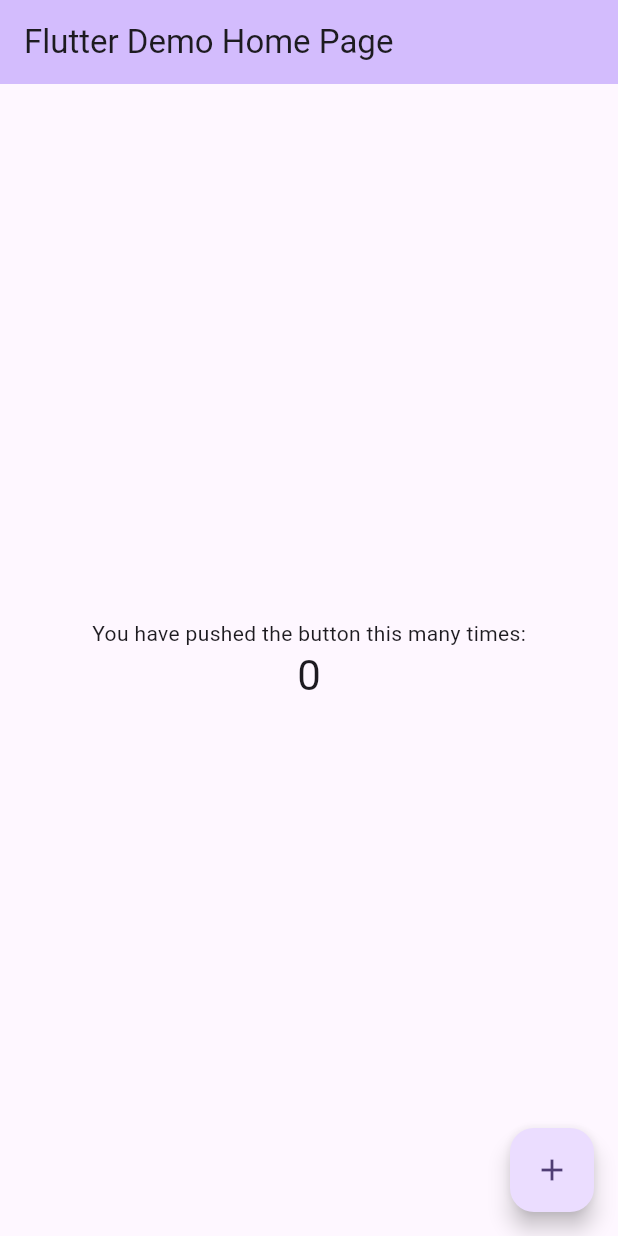
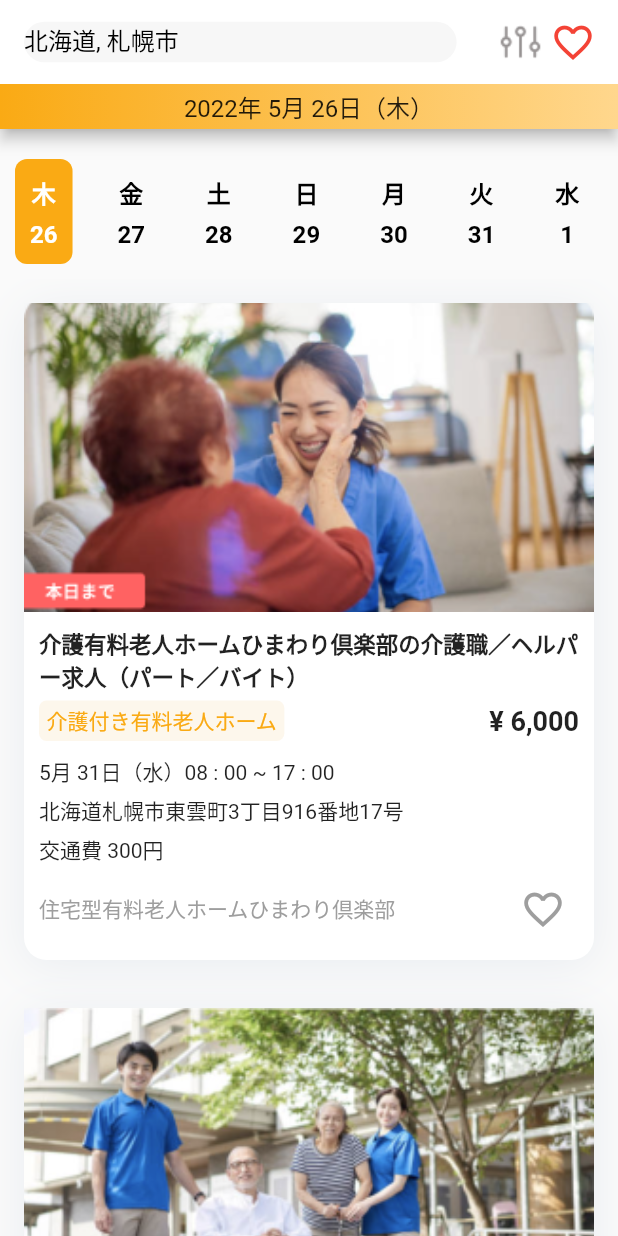
Before and after one commit to Athulprakash02/jiitak, a Flutter app: the screen it shows after launch, on a phone screen of 412 x 824 dp. Run offline on Flutter 3.47's test engine with Material 2 defaults, Android fonts, the phone set to English and light mode, and no system bars.

Commit message:
homePage almost done

```diff
--- /dev/null
+++ b/lib/core/constants.dart
@@ -0,0 +1,73 @@
+import 'package:flutter/material.dart';
+
+const Color kRedColor = Colors.red;
+const Color kBlackColor = Colors.black;
+const Color kWhiteColor = Colors.white;
+
+final List weeksDays = [
+  '木',
+  '金',
+  '土',
+  '日',
+  '月',
+  '火',
+  '水',
+  '木',
+  '金',
+  '土',
+  '日',
+  '月',
+  '火',
+  '水',
+  '木',
+  '金',
+  '土',
+  '日',
+  '月',
+  '火',
+  '水',
+  '木',
+  '金',
+  '土',
+  '日',
+  '月',
+  '火',
+  '水',
+  '木',
+  '金',
+  '土',
+];
+
+final List days = [
+  '26',
+  '27',
+  '28',
+  '29',
+  '30',
+  '31',
+  '1',
+  '2',
+  '3',
+  '4',
+  '5',
+  '6',
+  '7',
+  '8',
+  '9',
+  '10',
+  '11',
+  '12',
+  '13',
+  '14',
+  '15',
+  '16',
+  '17',
+  '18',
+  '19',
+  '20',
+  '21',
+  '22',
+  '23',
+  '24',
+  '25'
+];
--- a/lib/main.dart
+++ b/lib/main.dart
@@ -1,125 +1,28 @@
 import 'package:flutter/material.dart';
+import 'package:jiitak/core/constants.dart';
+import 'package:jiitak/presentation/home.dart';
 
-void main() {
+void main(List<String> args) {
   runApp(const MyApp());
 }
 
 class MyApp extends StatelessWidget {
   const MyApp({super.key});
 
-  // This widget is the root of your application.
   @override
   Widget build(BuildContext context) {
     return MaterialApp(
-      title: 'Flutter Demo',
+
+      debugShowCheckedModeBanner: false,
       theme: ThemeData(
-        // This is the theme of your application.
-        //
-        // TRY THIS: Try running your application with "flutter run". You'll see
-        // the application has a blue toolbar. Then, without quitting the app,
-        // try changing the seedColor in the colorScheme below to Colors.green
-        // and then invoke "hot reload" (save your changes or press the "hot
-        // reload" button in a Flutter-supported IDE, or press "r" if you used
-        // the command line to start the app).
-        //
-        // Notice that the counter didn't reset back to zero; the application
-        // state is not lost during the reload. To reset the state, use hot
-        // restart instead.
-        //
-        // This works for code too, not just values: Most code changes can be
-        // tested with just a hot reload.
-        colorScheme: ColorScheme.fromSeed(seedColor: Colors.deepPurple),
-        useMaterial3: true,
+        scaffoldBackgroundColor:  Color(0xFFFAFAFA),
+        appBarTheme: const AppBarTheme(
+          backgroundColor: kWhiteColor,
+          titleTextStyle: TextStyle(color: kBlackColor,fontSize: 16)
+        )
       ),
-      home: const MyHomePage(title: 'Flutter Demo Home Page'),
+      home: const HomeScreen(),
+
     );
   }
 }
-
-class MyHomePage extends StatefulWidget {
-  const MyHomePage({super.key, required this.title});
-
-  // This widget is the home page of your application. It is stateful, meaning
-  // that it has a State object (defined below) that contains fields that affect
-  // how it looks.
-
-  // This class is the configuration for the state. It holds the values (in this
-  // case the title) provided by the parent (in this case the App widget) and
-  // used by the build method of the State. Fields in a Widget subclass are
-  // always marked "final".
-
-  final String title;
-
-  @override
-  State<MyHomePage> createState() => _MyHomePageState();
-}
-
-class _MyHomePageState extends State<MyHomePage> {
-  int _counter = 0;
-
-  void _incrementCounter() {
-    setState(() {
-      // This call to setState tells the Flutter framework that something has
-      // changed in this State, which causes it to rerun the build method below
-      // so that the display can reflect the updated values. If we changed
-      // _counter without calling setState(), then the build method would not be
-      // called again, and so nothing would appear to happen.
-      _counter++;
-    });
-  }
-
-  @override
-  Widget build(BuildContext context) {
-    // This method is rerun every time setState is called, for instance as done
-    // by the _incrementCounter method above.
-    //
-    // The Flutter framework has been optimized to make rerunning build methods
-    // fast, so that you can just rebuild anything that needs updating rather
-    // than having to individually change instances of widgets.
-    return Scaffold(
-      appBar: AppBar(
-        // TRY THIS: Try changing the color here to a specific color (to
-        // Colors.amber, perhaps?) and trigger a hot reload to see the AppBar
-        // change color while the other colors stay the same.
-        backgroundColor: Theme.of(context).colorScheme.inversePrimary,
-        // Here we take the value from the MyHomePage object that was created by
-        // the App.build method, and use it to set our appbar title.
-        title: Text(widget.title),
-      ),
-      body: Center(
-        // Center is a layout widget. It takes a single child and positions it
-        // in the middle of the parent.
-        child: Column(
-          // Column is also a layout widget. It takes a list of children and
-          // arranges them vertically. By default, it sizes itself to fit its
-          // children horizontally, and tries to be as tall as its parent.
-          //
-          // Column has various properties to control how it sizes itself and
-          // how it positions its children. Here we use mainAxisAlignment to
-          // center the children vertically; the main axis here is the vertical
-          // axis because Columns are vertical (the cross axis would be
-          // horizontal).
-          //
-          // TRY THIS: Invoke "debug painting" (choose the "Toggle Debug Paint"
-          // action in the IDE, or press "p" in the console), to see the
-          // wireframe for each widget.
-          mainAxisAlignment: MainAxisAlignment.center,
-          children: <Widget>[
-            const Text(
-              'You have pushed the button this many times:',
-            ),
-            Text(
-              '$_counter',
-              style: Theme.of(context).textTheme.headlineMedium,
-            ),
-          ],
-        ),
-      ),
-      floatingActionButton: FloatingActionButton(
-        onPressed: _incrementCounter,
-        tooltip: 'Increment',
-        child: const Icon(Icons.add),
-      ), // This trailing comma makes auto-formatting nicer for build methods.
-    );
-  }
-}
--- /dev/null
+++ b/lib/presentation/edit_store_profile.dart
@@ -0,0 +1,10 @@
+import 'package:flutter/material.dart';
+
+class EditStoreProfileScreen extends StatelessWidget {
+  const EditStoreProfileScreen({super.key});
+
+  @override
+  Widget build(BuildContext context) {
+    return const Placeholder();
+  }
+}
--- /dev/null
+++ b/lib/presentation/home.dart
@@ -0,0 +1,207 @@
+import 'package:flutter/material.dart';
+import 'package:jiitak/core/constants.dart';
+
+import 'widgets/days_tab.dart';
+
+class HomeScreen extends StatelessWidget {
+  const HomeScreen({super.key});
+
+  @override
+  Widget build(BuildContext context) {
+    Size size = MediaQuery.sizeOf(context);
+    EdgeInsets padding = MediaQuery.paddingOf(context);
+    return Scaffold(
+      appBar: AppBar(
+        title: Container(
+          width: size.width * .7,
+          height: 27,
+          decoration: BoxDecoration(
+              color: const Color(0xFFF7F7F7),
+              borderRadius: BorderRadius.circular(30)),
+          child: const Text('北海道, 札幌市'),
+        ),
+        actions: [
+          Container(
+            width: 30,
+            height: 20,
+            decoration: const BoxDecoration(
+                image: DecorationImage(
+                    image: AssetImage('assets/images/filter.png'))),
+          ),
+          const SizedBox(
+            width: 5,
+          ),
+          const Icon(
+            Icons.favorite_outline,
+            color: kRedColor,
+            size: 30,
+          ),
+          const SizedBox(
+            width: 15,
+          )
+        ],
+        bottom: PreferredSize(
+            preferredSize: const Size.fromHeight(30),
+            child: Container(
+              width: size.width,
+              height: 30,
+              decoration: const BoxDecoration(
+                gradient: LinearGradient(
+                    colors: [Color(0xFFFAAA14), Color(0xFFFFD78D)]),
+                // color: Colors.amberAccent
+              ),
+              child: const Center(
+                  child: Text(
+                '2022年 5月 26日（木）',
+                style: TextStyle(fontSize: 16),
+              )),
+            )),
+      ),
+      body: SafeArea(
+          child: ListView(
+        children: [
+          const SizedBox(
+            height: 10,
+          ),
+          SizedBox(
+            width: size.width,
+            height: 90,
+            child: ListView.builder(
+              scrollDirection: Axis.horizontal,
+              itemCount: days.length,
+              itemBuilder: (context, index) {
+                return DaysTab(index: index);
+              },
+            ),
+          ),
+          SizedBox(
+            width: size.width,
+            height: size.height,
+            child: ListView.builder(
+              itemCount: 5,
+              itemBuilder: (context, index) {
+                return Padding(
+                  padding: const EdgeInsets.all(16),
+                  child: Container(
+                    decoration: BoxDecoration(
+                      color: kWhiteColor,
+                      borderRadius: BorderRadius.circular(15),
+                      boxShadow: const [
+                        BoxShadow(
+                          color: Color(0x26889FBB),
+                          blurRadius: 25,
+                          offset: Offset(0, 4),
+                          spreadRadius: 0,
+                        )
+                      ],
+                    ),
+                    child: Column(
+                      crossAxisAlignment: CrossAxisAlignment.start,
+                      children: [
+                        Container(
+                          width: double.maxFinite,
+                          height: size.width * .5,
+                          decoration: BoxDecoration(
+                              // color: Colors.red,
+                              image: DecorationImage(
+                                  image: AssetImage('assets/images/$index.png'),
+                                  fit: BoxFit.cover)),
+                        ),
+                        Padding(
+                          padding: const EdgeInsets.all(10.0),
+                          child: Column(
+                            crossAxisAlignment: CrossAxisAlignment.start,
+                            children: [
+                              const SizedBox(
+                                  width: double.maxFinite,
+                                  child: Text(
+                                    '介護有料老人ホームひまわり倶楽部の介護職／ヘルパー求人（パート／バイト）',
+                                    style: TextStyle(
+                                        fontSize: 15,
+                                        fontWeight: FontWeight.bold),
+                                  )),
+                              const SizedBox(
+                                height: 5,
+                              ),
+                              Row(
+                                mainAxisAlignment:
+                                    MainAxisAlignment.spaceBetween,
+                                children: [
+                                  Container(
+                                    padding: const EdgeInsets.symmetric(
+                                        vertical: 3, horizontal: 5),
+                                    // width: size.width *.5,
+                                    decoration: BoxDecoration(
+                                        color: const Color(0x19EEAB40),
+                                        borderRadius: BorderRadius.circular(5)),
+                                    child: const Text(
+                                      '介護付き有料老人ホーム',
+                                      style: TextStyle(
+                                          color: Color(0xFFFAAA14),
+                                          fontSize: 14),
+                                    ),
+                                  ),
+                                  const Text(
+                                    '¥ 6,000',
+                                    style: TextStyle(
+                                        fontSize: 18,
+                                        fontWeight: FontWeight.bold),
+                                  )
+                                ],
+                              ),
+                              const SizedBox(
+                                height: 10,
+                              ),
+                              const Text(
+                                '5月 31日（水）08 : 00 ~ 17 : 00',
+                                style: TextStyle(fontSize: 14),
+                              ),
+                              const SizedBox(
+                                height: 5,
+                              ),
+                              const Text(
+                                '北海道札幌市東雲町3丁目916番地17号',
+                                style: TextStyle(fontSize: 14),
+                              ),
+                              const SizedBox(
+                                height: 5,
+                              ),
+                              const Text(
+                                '交通費 300円',
+                                style: TextStyle(fontSize: 14),
+                              ),
+                              const SizedBox(
+                                height: 5,
+                              ),
+                              Row(
+                                mainAxisAlignment:
+                                    MainAxisAlignment.spaceBetween,
+                                children: [
+                                  const Text(
+                                    '住宅型有料老人ホームひまわり倶楽部',
+                                    style: TextStyle(color: Colors.grey),
+                                  ),
+                                  IconButton(
+                                      onPressed: () {},
+                                      icon: const Icon(
+                                        Icons.favorite_border,
+                                        color: Colors.grey,
+                                        size: 30,
+                                      ))
+                                ],
+                              )
+                            ],
+                          ),
+                        )
+                      ],
+                    ),
+                  ),
+                );
+              },
+            ),
+          )
+        ],
+      )),
+    );
+  }
+}
--- /dev/null
+++ b/lib/presentation/stamp_details.dart
@@ -0,0 +1,10 @@
+import 'package:flutter/material.dart';
+
+class StampDetailsScreen extends StatelessWidget {
+  const StampDetailsScreen({super.key});
+
+  @override
+  Widget build(BuildContext context) {
+    return const Placeholder();
+  }
+}
--- /dev/null
+++ b/lib/presentation/widgets/days_tab.dart
@@ -0,0 +1,33 @@
+import 'package:flutter/material.dart';
+import 'package:jiitak/core/constants.dart';
+
+class DaysTab extends StatelessWidget {
+  final int index;
+  const DaysTab({
+    super.key, required this.index,
+  });
+
+  @override
+  Widget build(BuildContext context) {
+    return Padding(
+      padding: const EdgeInsets.all(10),
+      child: Container(
+        // width: 40,
+        // height: 50,
+        decoration: BoxDecoration(
+          color: index==0? const Color(0xFFFAAA14) : Colors.transparent,
+          borderRadius: BorderRadius.circular(8)
+        ),
+        child: Padding(
+          padding: const EdgeInsets.all(10.0),
+          child: Column(
+            mainAxisAlignment: MainAxisAlignment.spaceBetween,
+            children: [
+            Text(weeksDays[index],style: TextStyle(fontSize: 16,fontWeight: FontWeight.bold,color: index==0?  kWhiteColor : kBlackColor,),),
+            Text(days[index],style: TextStyle(fontSize: 16,fontWeight: FontWeight.bold,color: index==0?  kWhiteColor : kBlackColor),)
+          ],),
+        ),
+      ),
+    );
+  }
+}
--- a/pubspec.yaml
+++ b/pubspec.yaml
@@ -59,8 +59,8 @@ flutter:
   uses-material-design: true
 
   # To add assets to your application, add an assets section, like this:
-  # assets:
-  #   - images/a_dot_burr.jpeg
+  assets:
+    - assets/images/
   #   - images/a_dot_ham.jpeg
 
   # An image asset can refer to one or more resolution-specific "variants", see
```
Also changed, not shown: assets/images/0.png (added), assets/images/1.png (added), assets/images/2.png (added), assets/images/3.png (added), assets/images/4.png (added), assets/images/5.png (added), assets/images/filter.png (added).
